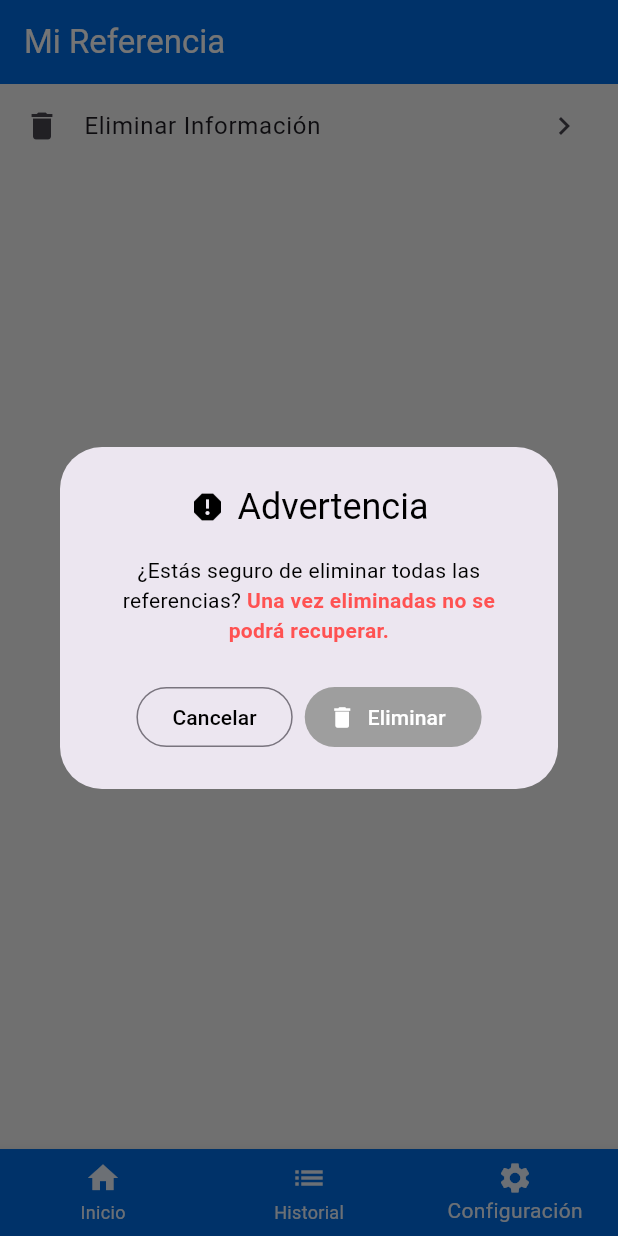
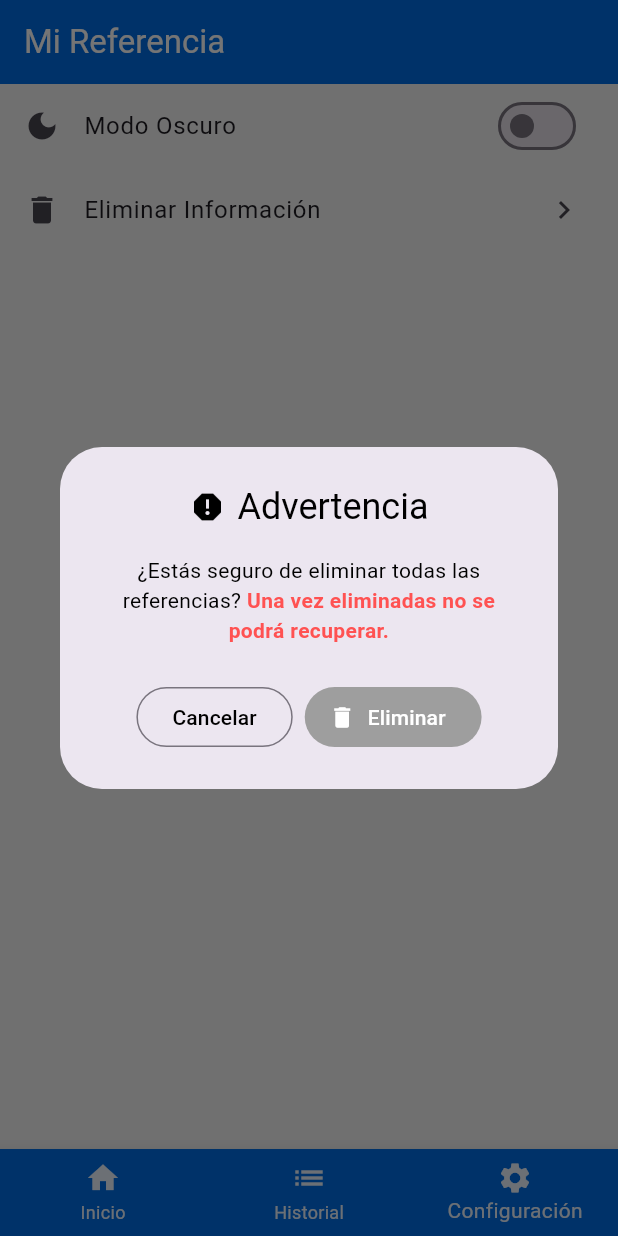
Before and after one commit to NightmareFox12/mi-referencia, a Flutter app: the screen it shows after launch, item 3 of the bottom bar chosen, after a tap on "Eliminar Información", on a phone screen of 412 x 824 dp. Run offline on Flutter 3.47's test engine with Material 3 defaults, Android fonts, the phone set to English and light mode, and no system bars; our stand-ins replace drift, drift_flutter, fl_chart, flutter_hooks, flutter_riverpod, hooks_riverpod and 3 more; accounts and stored records are empty; generated files the repository leaves out were written again.

Commit message:
feat: Implement dark mode toggle with persistence and add a configuration screen with local storage service.

```diff
--- /dev/null
+++ b/lib/domain/theme_provider.dart
@@ -0,0 +1,25 @@
+import 'package:flutter/material.dart';
+import 'package:riverpod/riverpod.dart';
+import 'package:mi_referencia/storage/shared_preferences_service.dart';
+
+class ThemeModeNotifier extends Notifier<ThemeMode> {
+  @override
+  ThemeMode build() {
+    _loadInitialThemeMode();
+    return ThemeMode.light;
+  }
+
+  void _loadInitialThemeMode() async {
+    final bool isDarkMode = await SharedPreferencesService().getDarkMode();
+    state = isDarkMode ? ThemeMode.dark : ThemeMode.light;
+  }
+
+  void toggleTheme(bool isDarkMode) async {
+    await SharedPreferencesService().setDarkMode(isDarkMode);
+    state = isDarkMode ? ThemeMode.dark : ThemeMode.light;
+  }
+}
+
+final themeModeProvider = NotifierProvider<ThemeModeNotifier, ThemeMode>(
+  ThemeModeNotifier.new,
+);
--- a/lib/main.dart
+++ b/lib/main.dart
@@ -1,26 +1,27 @@
 import 'package:flutter/material.dart';
 import 'package:hooks_riverpod/hooks_riverpod.dart';
+import 'package:mi_referencia/domain/theme_provider.dart';
 import 'package:mi_referencia/presentation/splash/splash_screen.dart';
 import 'package:mi_referencia/presentation/theme/app_theme.dart';
 
 void main() {
   WidgetsFlutterBinding.ensureInitialized();
-  runApp(const MainApp());
+  runApp(ProviderScope(child: MainApp()));
 }
 
-class MainApp extends StatelessWidget {
+class MainApp extends HookConsumerWidget {
   const MainApp({super.key});
 
   @override
-  Widget build(BuildContext context) {
-    return ProviderScope(
-      child: MaterialApp(
-        theme: AppTheme.lightTheme(),
-        darkTheme: AppTheme.darkTheme(),
-        // debugShowCheckedModeBanner: false,
-        themeMode: ThemeMode.system,
-        home: SplashScreen(),
-      ),
+  Widget build(BuildContext context, WidgetRef ref) {
+    final themeMode = ref.watch(themeModeProvider);
+
+    return MaterialApp(
+      theme: AppTheme.lightTheme(),
+      darkTheme: AppTheme.darkTheme(),
+      // debugShowCheckedModeBanner: false,
+      themeMode: themeMode,
+      home: SplashScreen(),
     );
   }
 }
--- a/lib/presentation/configuration/configuration_screen.dart
+++ b/lib/presentation/configuration/configuration_screen.dart
@@ -1,5 +1,6 @@
 import 'package:flutter/material.dart';
 import 'package:hooks_riverpod/hooks_riverpod.dart';
+import 'package:mi_referencia/domain/theme_provider.dart';
 import 'package:mi_referencia/presentation/widgets/delete_all_dialog.dart';
 
 class ConfigurationScreen extends HookConsumerWidget {
@@ -7,6 +8,15 @@ class ConfigurationScreen extends HookConsumerWidget {
 
   @override
   Widget build(BuildContext context, WidgetRef ref) {
+    final currentThemeMode = ref.watch(themeModeProvider);
+
+    // useEffect(() {
+    //   SharedPreferencesService().getDarkMode().then((value) {
+    //     isLight.value = !value;
+    //   });
+    //   return () {};
+    // }, []);
+
     return Column(
       children: [
         // GestureDetector(
@@ -21,6 +31,15 @@ class ConfigurationScreen extends HookConsumerWidget {
         //     trailing: const Icon(Icons.keyboard_arrow_right),
         //   ),
         // ),
+        ListTile(
+          leading: const Icon(Icons.dark_mode),
+          title: const Text('Modo Oscuro'),
+          trailing: Switch(
+            value: currentThemeMode == ThemeMode.dark,
+            onChanged: (value) async =>
+                ref.read(themeModeProvider.notifier).toggleTheme(value),
+          ),
+        ),
         GestureDetector(
           onTap: () {
             showDeleteAllDialog(context, ref);
--- a/lib/storage/shared_preferences_service.dart
+++ b/lib/storage/shared_preferences_service.dart
@@ -18,6 +18,11 @@ class SharedPreferencesService {
     await prefs.setBool('initialData', initialData);
   }
 
+  setDarkMode(bool darkMode) async {
+    final prefs = await _getInstance();
+    await prefs.setBool('darkMode', darkMode);
+  }
+
   //getters
   Future<List<String>> getSelectedFields() async {
     final prefs = await _getInstance();
@@ -28,4 +33,9 @@ class SharedPreferencesService {
     final prefs = await _getInstance();
     return prefs.getBool('initialData') ?? false;
   }
+
+  Future<bool> getDarkMode() async {
+    final prefs = await _getInstance();
+    return prefs.getBool('darkMode') ?? false;
+  }
 }
```
